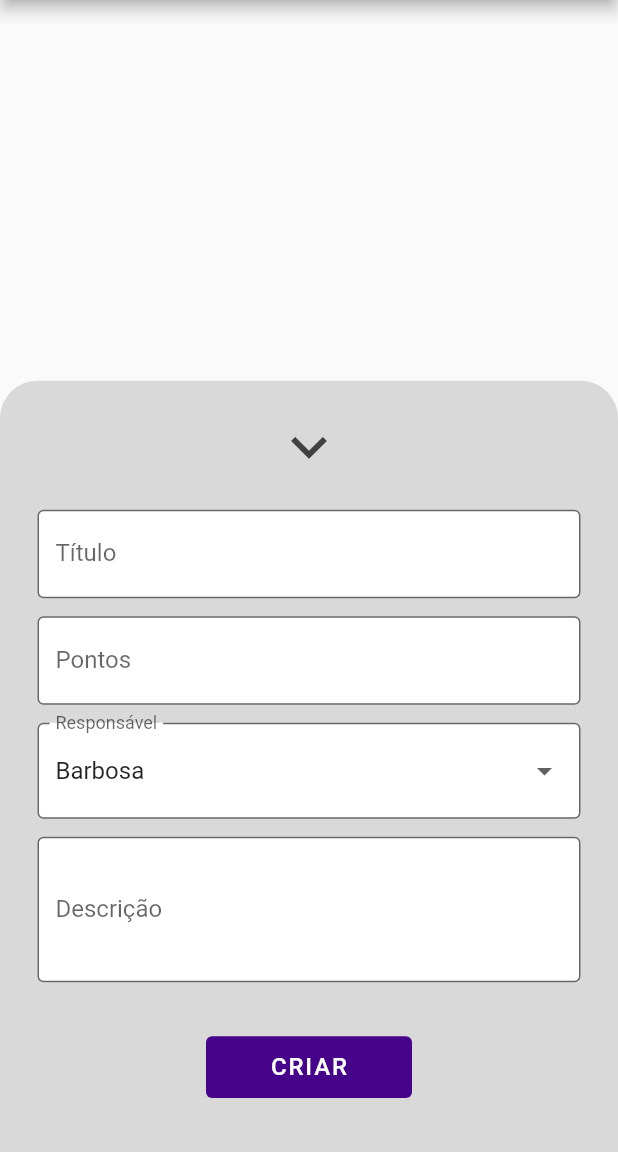
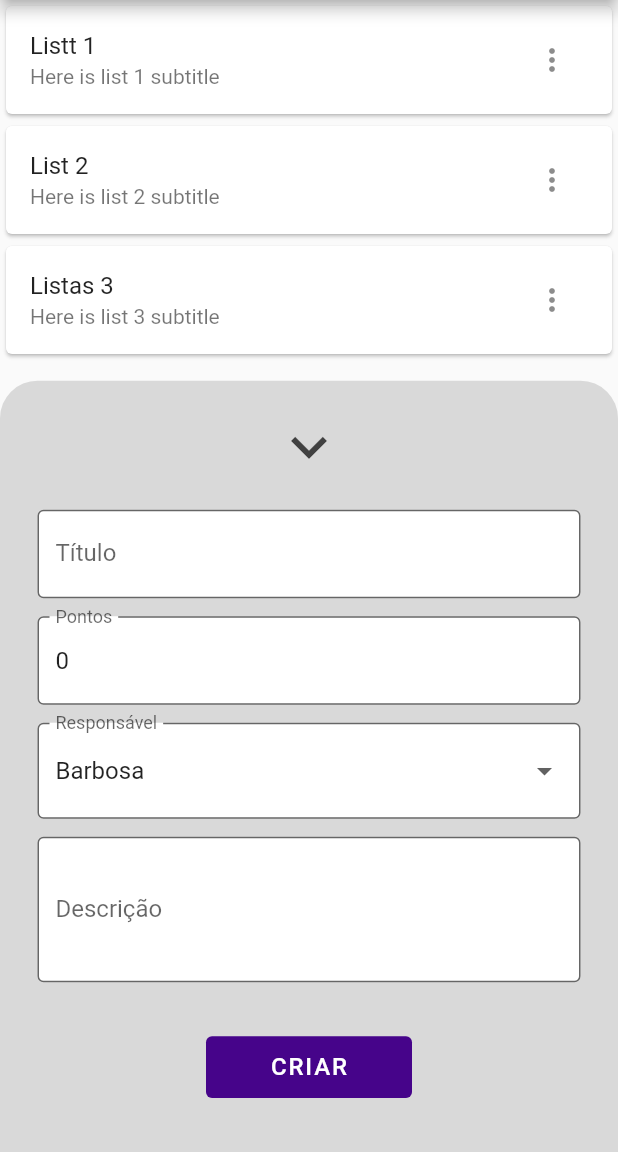
Before and after one commit to jonasbraga/repstask-frontend, a Flutter app: the screen it shows after launch, after a tap on the "add" icon, on a phone screen of 412 x 824 dp, the part 84-1236 px from its top. Run offline on Flutter 3.47's test engine with Material 2 defaults, Android fonts, the phone set to English and light mode, and no system bars.

Commit message:
Feat: tela de listagem de tarefas tanto para user e pra adm, nesse caso com as opcoes de edit, com o modal de atualizacao, e excluir

```diff
--- a/lib/components/create_task_modal.dart
+++ b/lib/components/create_task_modal.dart
@@ -1,21 +1,48 @@
 import 'package:flutter/material.dart';
 
+class Task {
+  String? titulo;
+  String? pontos;
+  String? responsavel;
+  String? descricao;
+
+  Task({this.titulo, this.pontos, this.responsavel, this.descricao});
+}
+
 class CreateTaskModal extends StatefulWidget {
-  const CreateTaskModal({Key? key}) : super(key: key);
+  const CreateTaskModal({super.key, this.editData});
+  final Task? editData;
 
   @override
   State<CreateTaskModal> createState() => _CreateTaskModalState();
 }
 
 class _CreateTaskModalState extends State<CreateTaskModal> {
-  String taskTitle = '';
-  int taskPoints = 0;
-  String? taskDescription = '';
-  String responsavelSelected = "1";
+  // late Task responsaveis;
+  late String taskTitle;
+  late String taskPoints;
+  late String taskDescription;
+  late String responsavelSelected;
+  final TextEditingController _taskTitleController = TextEditingController();
+  final TextEditingController _taskPointsController = TextEditingController();
+  final TextEditingController _taskDescriptionController =
+      TextEditingController();
   List<DropdownMenuItem<String>> responsaveis = [
     const DropdownMenuItem(value: "1", child: Text("Barbosa")),
     const DropdownMenuItem(value: "2", child: Text("João Pedro"))
   ]; //Alterar o get de responsáveis
+
+  @override
+  void initState() {
+    super.initState();
+    taskTitle = widget.editData?.titulo ?? '';
+    _taskTitleController.text = taskTitle;
+    taskPoints = widget.editData?.pontos ?? '0';
+    _taskPointsController.text = taskPoints;
+    taskDescription = widget.editData?.descricao ?? '';
+    _taskDescriptionController.text = taskDescription;
+    responsavelSelected = widget.editData?.responsavel ?? '1';
+  }
 
   @override
   Widget build(BuildContext context) {
@@ -32,6 +59,7 @@ class _CreateTaskModalState extends State<CreateTaskModal> {
         Container(
           margin: const EdgeInsets.only(bottom: 12),
           child: TextFormField(
+            controller: _taskTitleController,
             onChanged: (value) => setState(() {
               taskTitle = value;
             }),
@@ -46,9 +74,10 @@ class _CreateTaskModalState extends State<CreateTaskModal> {
           margin: const EdgeInsets.only(bottom: 12),
           child: TextFormField(
             keyboardType: TextInputType.number,
+            controller: _taskPointsController,
             onChanged: (value) => setState(() {
               if (!(int.tryParse(value) == null)) {
-                taskPoints = int.parse(value);
+                taskPoints = value;
               }
             }),
             decoration: const InputDecoration(
@@ -81,6 +110,7 @@ class _CreateTaskModalState extends State<CreateTaskModal> {
             minLines: 3,
             keyboardType: TextInputType.multiline,
             maxLines: null,
+            controller: _taskDescriptionController,
             onChanged: (value) => setState(() {
               taskDescription = value;
             }),
@@ -103,12 +133,21 @@ class _CreateTaskModalState extends State<CreateTaskModal> {
                   borderRadius: BorderRadius.circular(4),
                 ),
               ),
-            child: const Text(
+              child: widget.editData != null
+                  ? const Text(
+                      'ATUALIZAR',
+                      style: TextStyle(
+                          color: Colors.white,
+                          letterSpacing: 1.25,
+                          fontSize: 16),
+                    )
+                  : const Text(
                       'CRIAR',
                       style: TextStyle(
-                  color: Colors.white, letterSpacing: 1.25, fontSize: 16),
-            ),
-          ),
+                          color: Colors.white,
+                          letterSpacing: 1.25,
+                          fontSize: 16),
+                    )),
         )
       ],
     );
--- /dev/null
+++ b/lib/components/task_list.dart
@@ -0,0 +1,82 @@
+import 'package:flutter/material.dart';
+import 'package:reptask/components/create_task_modal.dart';
+import '../components/bottom_modal.dart';
+
+class ListViewHomeLayout extends StatefulWidget {
+  const ListViewHomeLayout({super.key, required this.displayContent});
+  final bool displayContent;
+
+  @override
+  State<ListViewHomeLayout> createState() => _ListViewHome();
+}
+
+class _ListViewHome extends State<ListViewHomeLayout> {
+  List<String> titles = ["Listt 1", "List 2", "Listas 3"];
+  final subtitles = [
+    "Here is list 1 subtitle",
+    "Here is list 2 subtitle",
+    "Here is list 3 subtitle"
+  ];
+  final icons = [Icons.ac_unit, Icons.access_alarm, Icons.access_time];
+  @override
+  Widget build(BuildContext context) {
+    return ListView.builder(
+        itemCount: titles.length,
+        itemBuilder: (context, index) {
+          return Card(
+              child: ListTile(
+            title: Text(titles[index]),
+            subtitle: Text(subtitles[index]),
+            trailing: Wrap(
+              spacing: 12, // space between two icons
+              alignment: WrapAlignment.center,
+              children: <Widget>[
+                if (widget.displayContent) const CircleAvatar(),
+                if (widget.displayContent)
+                  IconButton(
+                    icon: const Icon(Icons.arrow_forward_ios_rounded),
+                    onPressed: () {},
+                  )
+                else
+                  PopupMenuButton<String>(
+                    onSelected: (value) {
+                      // Handle menu item selection here
+                      switch (value) {
+                        case "option1":
+                          showModal(
+                              context,
+                              CreateTaskModal(
+                                editData: Task(
+                                    titulo: titles[index],
+                                    pontos: '2',
+                                    responsavel: '2',
+                                    descricao: subtitles[index]),
+                              ));
+                          break;
+                        case "option2":
+                          print("Option 1 selected");
+                          break;
+                      }
+                    },
+                    itemBuilder: (BuildContext context) => [
+                      const PopupMenuItem<String>(
+                        value: "option1",
+                        child: ListTile(
+                          title: Text('Editar'),
+                          trailing: Icon(Icons.create_rounded),
+                        ),
+                      ),
+                      const PopupMenuItem<String>(
+                        value: "option2",
+                        child: ListTile(
+                            title: Text('Excluir'),
+                            trailing: Icon(Icons.delete)),
+                      ),
+                    ],
+                  ),
+              ],
+            ),
+          ));
+        });
+  }
+}
--- a/lib/pages/home_page.dart
+++ b/lib/pages/home_page.dart
@@ -1,6 +1,7 @@
 import 'package:flutter/material.dart';
 import 'package:reptask/components/create_task_modal.dart';
 import '../components/bottom_modal.dart';
+import '../components/task_list.dart';
 
 class MyHomePage extends StatefulWidget {
   const MyHomePage({Key? key, required this.title}) : super(key: key);
@@ -18,8 +19,8 @@ class _MyHomePageState extends State<MyHomePage> {
       appBar: AppBar(
         title: Text(widget.title),
       ),
-      body: Center(
-        child: Column(),
+      body: const Center(
+        child: ListViewHomeLayout(displayContent: false),
       ),
       floatingActionButton: FloatingActionButton(
         onPressed: () => showModal(context, const CreateTaskModal()),
```
Also changed, not shown: pubspec.lock. Lines whose indentation alone changed are shown as unchanged.
